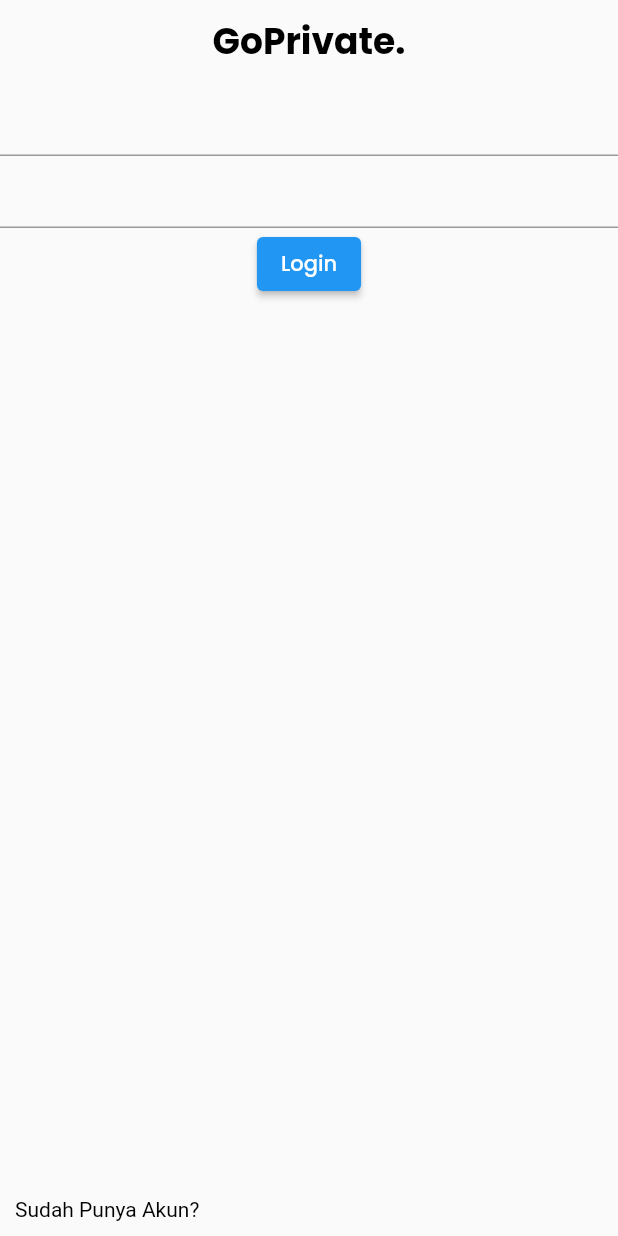
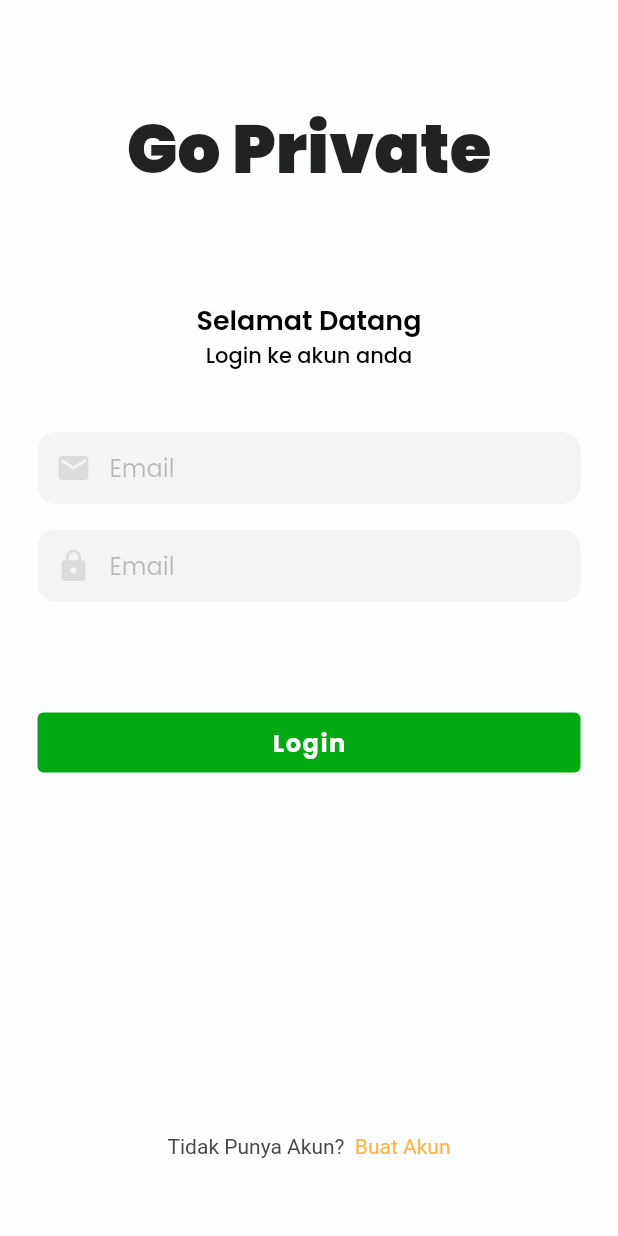
Before and after one commit to yazidalg/goprivate, a Flutter app: the screen it shows after launch, on a phone screen of 412 x 824 dp. Run offline on Flutter 3.47's test engine with Material 2 defaults, Android fonts, the phone set to English and light mode, and no system bars; our stand-ins replace firebase_auth, firebase_core, get, google_fonts; accounts and stored records are empty.

Commit message:
styling ui login and register boarding view

```diff
--- /dev/null
+++ b/lib/src/components/text_field_component.dart
@@ -0,0 +1,44 @@
+import 'package:flutter/material.dart';
+
+class TextFieldComponent extends StatelessWidget {
+  const TextFieldComponent({
+    super.key,
+    required this.controller,
+    required this.icon,
+    required this.inputType,
+    required this.isVisible,
+  });
+
+  final TextEditingController controller;
+  final IconData icon;
+  final TextInputType inputType;
+  final bool isVisible;
+
+  @override
+  Widget build(BuildContext context) {
+    return TextField(
+      controller: controller,
+      keyboardType: inputType,
+      obscureText: isVisible,
+      decoration: InputDecoration(
+        contentPadding: EdgeInsets.zero,
+        filled: true,
+        fillColor: const Color.fromRGBO(0, 0, 0, 0.04),
+        focusedBorder: OutlineInputBorder(
+          borderSide: BorderSide.none,
+          borderRadius: BorderRadius.circular(12),
+        ),
+        enabledBorder: OutlineInputBorder(
+          borderSide: BorderSide.none,
+          borderRadius: BorderRadius.circular(12),
+        ),
+        prefixIcon: Icon(icon),
+        prefixIconColor: const Color.fromRGBO(0, 0, 0, 0.10),
+        hintText: "Email",
+        hintStyle: const TextStyle(
+          color: Color.fromRGBO(0, 0, 0, 0.25),
+        ),
+      ),
+    );
+  }
+}
--- a/lib/src/views/login_view.dart
+++ b/lib/src/views/login_view.dart
@@ -1,6 +1,7 @@
 import 'package:flutter/gestures.dart';
 import 'package:flutter/material.dart';
 import 'package:get/get.dart';
+import 'package:go_private/src/components/text_field_component.dart';
 import 'package:go_private/src/controllers/auth_controller.dart';
 import 'package:go_private/src/views/register_view.dart';
 
@@ -11,41 +12,100 @@ class LoginView extends StatelessWidget {
   Widget build(BuildContext context) {
     final controller = Get.put(AuthController());
     return Scaffold(
-      appBar: AppBar(
-        centerTitle: true,
-        backgroundColor: Colors.transparent,
-        elevation: 0,
-        title: const Text(
-          "GoPrivate.",
+      backgroundColor: const Color(0xffFCFEFF),
+      appBar: const PreferredSize(
+        preferredSize: Size.fromHeight(200),
+        child: Center(
+          child: Text(
+            "Go Private",
             style: TextStyle(
-            color: Colors.black,
-            fontWeight: FontWeight.bold,
-            fontSize: 24,
+              fontSize: 45,
+              fontWeight: FontWeight.w900,
+            ),
           ),
         ),
       ),
       body: Container(
+        margin: const EdgeInsets.only(
+          left: 25,
+          right: 25,
+        ),
+        child: SingleChildScrollView(
+          scrollDirection: Axis.vertical,
           child: Column(
             children: [
-            TextField(controller: controller.emailField.value),
-            TextField(controller: controller.passwordField.value),
+              const Text(
+                "Selamat Datang",
+                style: TextStyle(
+                  fontSize: 18,
+                  fontWeight: FontWeight.w600,
+                  color: Colors.black,
+                ),
+              ),
+              const Text(
+                "Login ke akun anda",
+                style: TextStyle(
+                  color: Colors.black,
+                  fontWeight: FontWeight.w500,
+                ),
+              ),
+              const SizedBox(height: 40),
+              TextFieldComponent(
+                controller: controller.emailField.value,
+                inputType: TextInputType.emailAddress,
+                isVisible: false,
+                icon: Icons.email,
+              ),
+              const SizedBox(height: 17),
+              TextFieldComponent(
+                controller: controller.confirmPasswordField.value,
+                inputType: TextInputType.text,
+                icon: Icons.lock,
+                isVisible: true,
+              ),
+              const SizedBox(height: 70),
               ElevatedButton(
-              onPressed: () async {},
-              child: Text("Login"),
+                style: const ButtonStyle(
+                  backgroundColor: MaterialStatePropertyAll(
+                    Color(0xff00AA13),
+                  ),
+                  minimumSize: MaterialStatePropertyAll(
+                    Size(double.infinity, 40),
+                  ),
+                  elevation: MaterialStatePropertyAll(0),
+                ),
+                onPressed: () async {
+                  await controller.loginUser();
+                },
+                child: const Text(
+                  "Login",
+                  style: TextStyle(
+                    fontWeight: FontWeight.bold,
+                    fontSize: 16,
+                    letterSpacing: 1,
+                  ),
+                ),
               )
             ],
           ),
         ),
+      ),
       bottomNavigationBar: Container(
-        margin: EdgeInsets.all(10),
+        margin: const EdgeInsets.all(10),
+        height: 100,
+        alignment: Alignment.center,
         child: RichText(
           text: TextSpan(
-              text: "Sudah Punya Akun?",
-              style: TextStyle(color: Colors.black),
+              text: "Tidak Punya Akun? ",
+              style: const TextStyle(
+                color: Color(0xff494949),
+              ),
               children: [
                 TextSpan(
-                  text: "Login",
-                  style: TextStyle(color: Color.fromRGBO(253, 180, 72, 0)),
+                  text: " Buat Akun",
+                  style: const TextStyle(
+                    color: Color(0xffFDB448),
+                  ),
                   recognizer: TapGestureRecognizer()
                     ..onTap = () => Get.off(
                           const RegisterView(),
```
Also changed, not shown: lib/src/views/register_view.dart (+88 -27 lines). Lines whose indentation alone changed are shown as unchanged.
